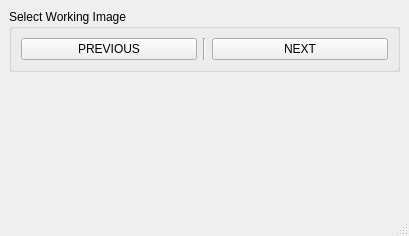
Before: the Qt Designer form notebooks/ui/ui_panoramic_remote_control.ui in neutronimaging/python_notebooks, drawn with Qt 5.
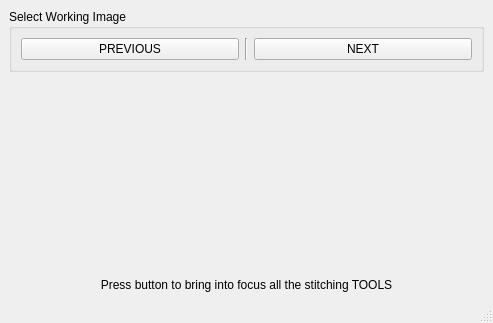
After: the same form once the commit is applied.

Commit message: Providing a list of algortithms to stitch panoramic images. this refs #28

Diff of the .ui file:
```diff
--- a/notebooks/ui/ui_panoramic_remote_control.ui
+++ b/notebooks/ui/ui_panoramic_remote_control.ui
@@ -6,8 +6,8 @@
    <rect>
     <x>0</x>
     <y>0</y>
-    <width>409</width>
-    <height>236</height>
+    <width>493</width>
+    <height>323</height>
    </rect>
   </property>
   <property name="windowTitle">
@@ -61,6 +61,16 @@
       </property>
      </widget>
     </item>
+    <item>
+     <widget class="QLabel" name="label">
+      <property name="text">
+       <string>Press button to bring into focus all the stitching TOOLS</string>
+      </property>
+      <property name="alignment">
+       <set>Qt::AlignCenter</set>
+      </property>
+     </widget>
+    </item>
    </layout>
   </widget>
   <widget class="QMenuBar" name="menubar">
```
Left out of the diff: 2 changed lines with no effect on the pictures. The commit also changes 7 other files.
